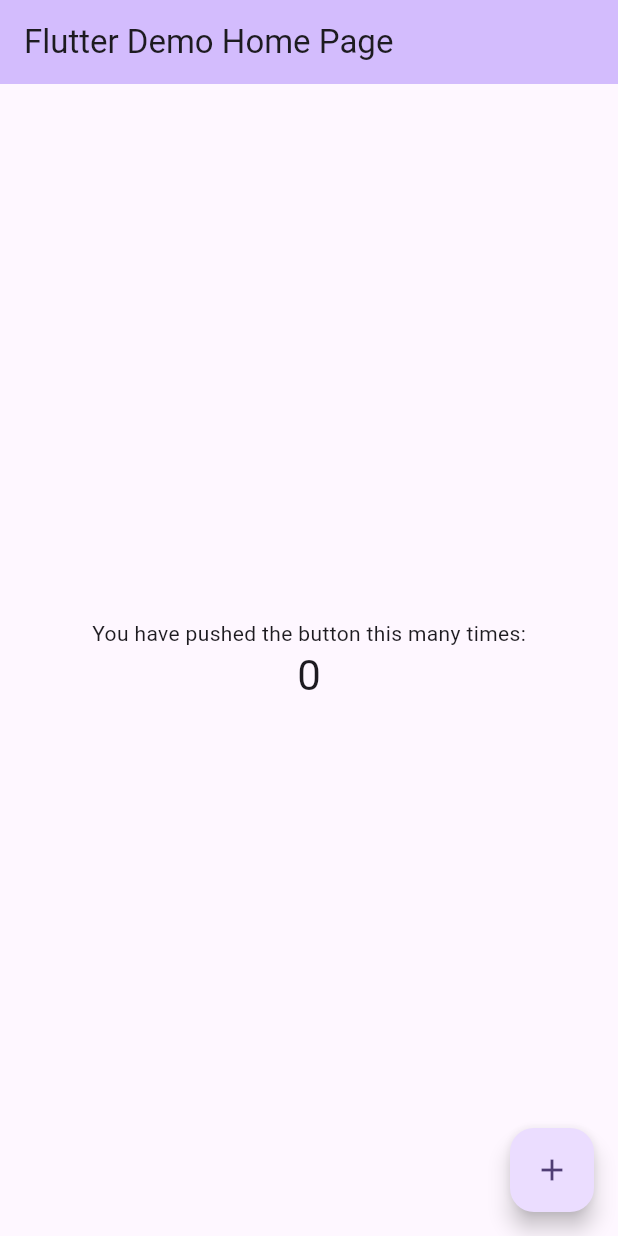
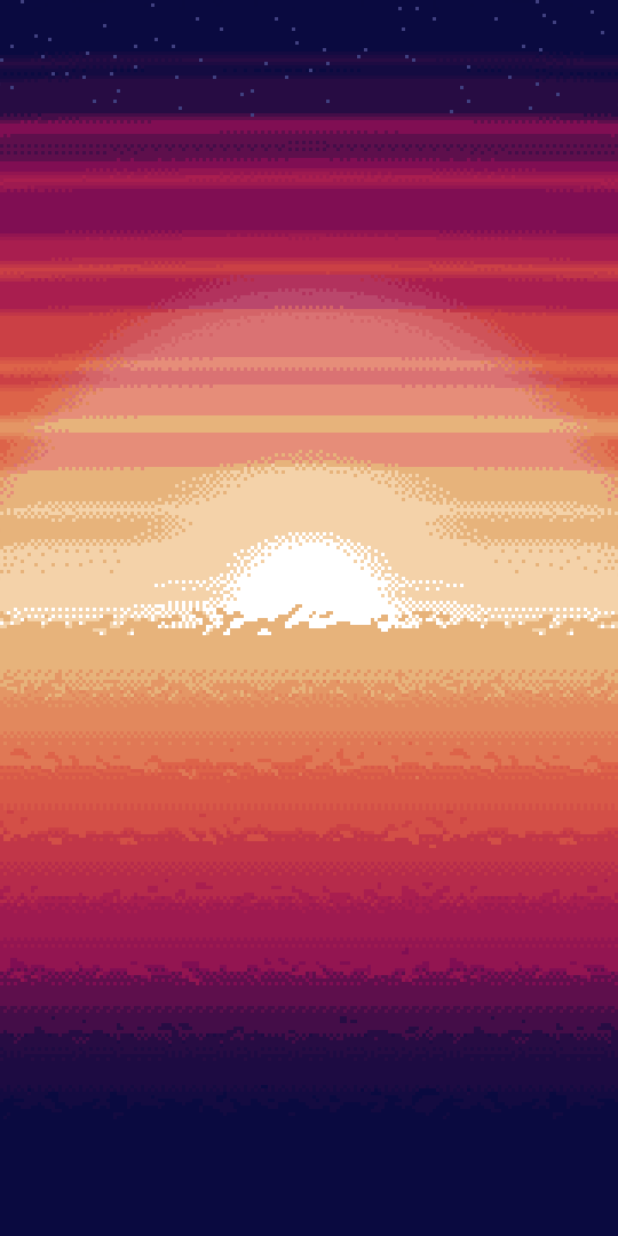
Before and after one commit to SkyerDot/MySky, a Flutter app: the screen it shows after launch, on a phone screen of 412 x 824 dp. Run offline on Flutter 3.47's test engine with Material 3 defaults, Android fonts, the phone set to English and light mode, and no system bars.

Commit message:
Adicionando tela de feed

```diff
--- a/lib/main.dart
+++ b/lib/main.dart
@@ -1,125 +1,29 @@
 import 'package:flutter/material.dart';
+import 'package:mysky/pages/feed_page.dart';
 
 void main() {
   runApp(const MyApp());
 }
 
 class MyApp extends StatelessWidget {
-  const MyApp({super.key});
 
-  // This widget is the root of your application.
+  const MyApp({
+    super.key,
+  });
+
   @override
   Widget build(BuildContext context) {
+
+
     return MaterialApp(
-      title: 'Flutter Demo',
+      title: 'MySky - Bluesky client',
       theme: ThemeData(
-        // This is the theme of your application.
-        //
-        // TRY THIS: Try running your application with "flutter run". You'll see
-        // the application has a purple toolbar. Then, without quitting the app,
-        // try changing the seedColor in the colorScheme below to Colors.green
-        // and then invoke "hot reload" (save your changes or press the "hot
-        // reload" button in a Flutter-supported IDE, or press "r" if you used
-        // the command line to start the app).
-        //
-        // Notice that the counter didn't reset back to zero; the application
-        // state is not lost during the reload. To reset the state, use hot
-        // restart instead.
-        //
-        // This works for code too, not just values: Most code changes can be
-        // tested with just a hot reload.
-        colorScheme: ColorScheme.fromSeed(seedColor: Colors.deepPurple),
+        colorScheme: ColorScheme.fromSeed(
+          seedColor: Colors.deepPurple,
+        ),
         useMaterial3: true,
       ),
-      home: const MyHomePage(title: 'Flutter Demo Home Page'),
+      home: FeedPage(),
     );
   }
 }
-
-class MyHomePage extends StatefulWidget {
-  const MyHomePage({super.key, required this.title});
-
-  // This widget is the home page of your application. It is stateful, meaning
-  // that it has a State object (defined below) that contains fields that affect
-  // how it looks.
-
-  // This class is the configuration for the state. It holds the values (in this
-  // case the title) provided by the parent (in this case the App widget) and
-  // used by the build method of the State. Fields in a Widget subclass are
-  // always marked "final".
-
-  final String title;
-
-  @override
-  State<MyHomePage> createState() => _MyHomePageState();
-}
-
-class _MyHomePageState extends State<MyHomePage> {
-  int _counter = 0;
-
-  void _incrementCounter() {
-    setState(() {
-      // This call to setState tells the Flutter framework that something has
-      // changed in this State, which causes it to rerun the build method below
-      // so that the display can reflect the updated values. If we changed
-      // _counter without calling setState(), then the build method would not be
-      // called again, and so nothing would appear to happen.
-      _counter++;
-    });
-  }
-
-  @override
-  Widget build(BuildContext context) {
-    // This method is rerun every time setState is called, for instance as done
-    // by the _incrementCounter method above.
-    //
-    // The Flutter framework has been optimized to make rerunning build methods
-    // fast, so that you can just rebuild anything that needs updating rather
-    // than having to individually change instances of widgets.
-    return Scaffold(
-      appBar: AppBar(
-        // TRY THIS: Try changing the color here to a specific color (to
-        // Colors.amber, perhaps?) and trigger a hot reload to see the AppBar
-        // change color while the other colors stay the same.
-        backgroundColor: Theme.of(context).colorScheme.inversePrimary,
-        // Here we take the value from the MyHomePage object that was created by
-        // the App.build method, and use it to set our appbar title.
-        title: Text(widget.title),
-      ),
-      body: Center(
-        // Center is a layout widget. It takes a single child and positions it
-        // in the middle of the parent.
-        child: Column(
-          // Column is also a layout widget. It takes a list of children and
-          // arranges them vertically. By default, it sizes itself to fit its
-          // children horizontally, and tries to be as tall as its parent.
-          //
-          // Column has various properties to control how it sizes itself and
-          // how it positions its children. Here we use mainAxisAlignment to
-          // center the children vertically; the main axis here is the vertical
-          // axis because Columns are vertical (the cross axis would be
-          // horizontal).
-          //
-          // TRY THIS: Invoke "debug painting" (choose the "Toggle Debug Paint"
-          // action in the IDE, or press "p" in the console), to see the
-          // wireframe for each widget.
-          mainAxisAlignment: MainAxisAlignment.center,
-          children: <Widget>[
-            const Text(
-              'You have pushed the button this many times:',
-            ),
-            Text(
-              '$_counter',
-              style: Theme.of(context).textTheme.headlineMedium,
-            ),
-          ],
-        ),
-      ),
-      floatingActionButton: FloatingActionButton(
-        onPressed: _incrementCounter,
-        tooltip: 'Increment',
-        child: const Icon(Icons.add),
-      ), // This trailing comma makes auto-formatting nicer for build methods.
-    );
-  }
-}
--- /dev/null
+++ b/lib/pages/feedPage/feed_page.dart
@@ -0,0 +1,35 @@
+import 'package:flutter/material.dart';
+import 'package:mysky/utils/image_string.dart';
+
+class FeedPage extends StatefulWidget {
+  const FeedPage({
+    super.key,
+  });
+
+  @override
+  State<FeedPage> createState() => _FeedPageState();
+}
+
+class _FeedPageState extends State<FeedPage> {
+  @override
+  Widget build(BuildContext context) {
+
+    double screenHeight = MediaQuery.of(context).size.height;
+    double screenWidth = MediaQuery.of(context).size.width;
+
+    return Scaffold(
+      body: Stack(
+        children: [
+          SizedBox(
+            height: screenHeight,
+            width: screenWidth,
+            child: Image.asset(
+              fit: BoxFit.cover,
+              ImageString.backgroundImage,
+            ),
+          ),
+        ],
+      ),
+    );
+  }
+}
--- /dev/null
+++ b/lib/pages/feedPage/widgets/sidebar_left_widget.dart
@@ -0,0 +1,15 @@
+import 'package:flutter/material.dart';
+
+class MyWidget extends StatelessWidget {
+  const MyWidget({
+    super.key,
+  });
+
+  @override
+  Widget build(BuildContext context) {
+    return Container(
+      width: 200.0,
+      color: Color.fromRGBO(57, 0, 153, 0.7),
+    );
+  }
+}
--- /dev/null
+++ b/lib/pages/feed_page.dart
@@ -0,0 +1,36 @@
+import 'package:flutter/material.dart';
+import 'package:mysky/utils/image_string.dart';
+
+class FeedPage extends StatefulWidget {
+  const FeedPage({
+    super.key,
+  });
+
+  @override
+  State<FeedPage> createState() => _FeedPageState();
+}
+
+class _FeedPageState extends State<FeedPage> {
+  @override
+  Widget build(BuildContext context) {
+
+    double screenHeight = MediaQuery.of(context).size.height;
+    double screenWidth = MediaQuery.of(context).size.width;
+
+    return Scaffold(
+      body: Stack(
+        children: [
+
+          SizedBox(
+            height: screenHeight,
+            width: screenWidth,
+            child: Image.asset(
+              fit: BoxFit.cover,
+              ImageString.backgroundImage,
+            ),
+          ),
+        ],
+      ),
+    );
+  }
+}
--- /dev/null
+++ b/lib/utils/image_string.dart
@@ -0,0 +1,3 @@
+class ImageString {
+  static const backgroundImage = 'assets/images/bg.png';
+}
--- a/pubspec.yaml
+++ b/pubspec.yaml
@@ -58,9 +58,8 @@ flutter:
   uses-material-design: true
 
   # To add assets to your application, add an assets section, like this:
-  # assets:
-  #   - images/a_dot_burr.jpeg
-  #   - images/a_dot_ham.jpeg
+  assets:
+    - assets/images/
 
   # An image asset can refer to one or more resolution-specific "variants", see
   # https://flutter.dev/to/resolution-aware-images
```
Also changed, not shown: assets/images/bg.png (added).
